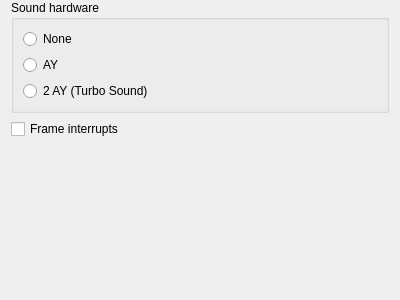
The window that src/qt/qtSpecConfig.ui (vpyk/emu80v4) describes before a commit, drawn with Qt 5.
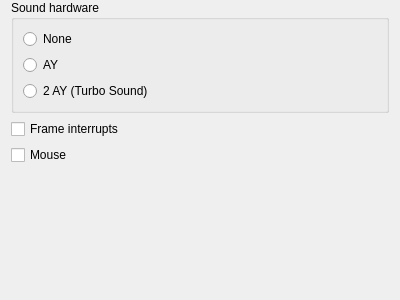
The same window after the commit.

Commit message: Add mouse options and switch Specialist mouse interface to 'connect'

```diff
--- a/src/qt/qtSpecConfig.ui
+++ b/src/qt/qtSpecConfig.ui
@@ -69,6 +69,13 @@
      </property>
     </widget>
    </item>
+   <item>
+    <widget class="QCheckBox" name="mouseCheckBox">
+     <property name="text">
+      <string>Mouse</string>
+     </property>
+    </widget>
+   </item>
    <item>
     <spacer name="verticalSpacer">
      <property name="orientation">
```
The commit also changes 13 other files.
